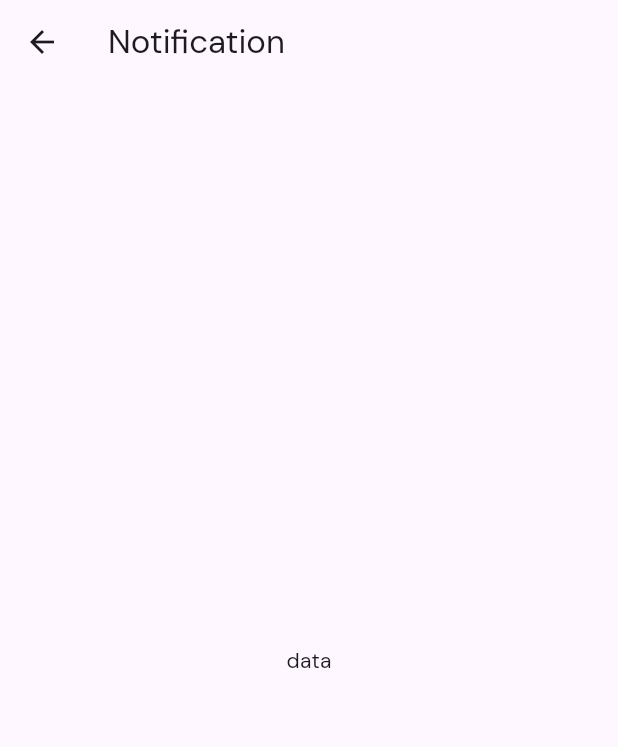
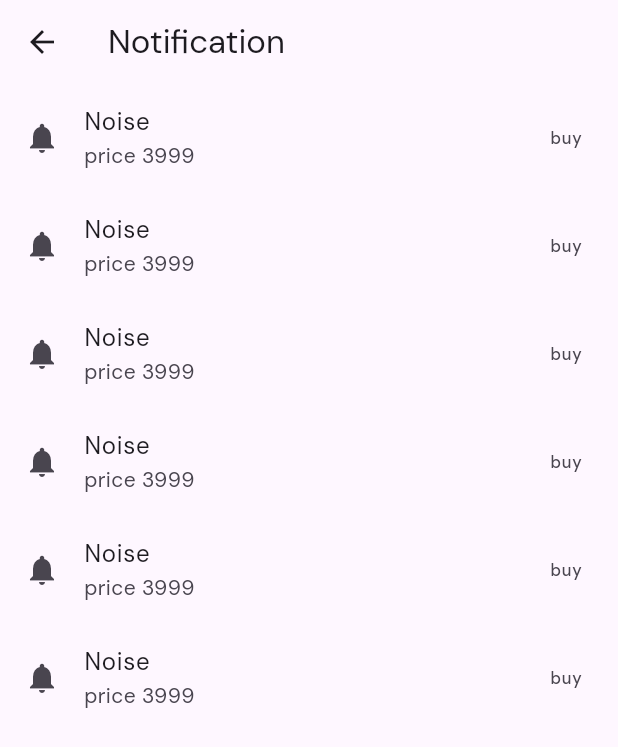
Before and after one commit to apps-bhanusha/egyanschool2023, a Flutter app: the NotificationPage screen opened by its route, on a phone screen of 412 x 824 dp. Shown: the top 747 px of the screen. Run offline on Flutter 3.47's test engine with Material 2 defaults, Android fonts, the phone set to English and light mode, and no system bars; our stand-ins replace cached_network_image, dio, file_picker, flutter_calendar_carousel, flutter_chat_types, flutter_chat_ui and 10 more; missing offline and left inert: downloads_path_provider_28, scroll_loop_auto_scroll, shrink_sidemenu; accounts and stored records are empty.

Commit message:
chat page

```diff
--- a/lib/view/chat/chat.dart
+++ b/lib/view/chat/chat.dart
@@ -40,7 +40,10 @@ class _ChatPageState extends State<ChatPage> {
         body: Container(
           color: Colors.blue,
           child: Chat(
-
+             theme:  const DefaultChatTheme(
+            backgroundColor: Color.fromARGB(255, 231, 227, 255),
+        inputBackgroundColor: Colors.blue,
+      ),
             messages: _messages,
             onAttachmentPressed: _handleAttachmentPressed,
             onMessageTap: _handleMessageTap,
--- a/lib/view/notification/notification.dart
+++ b/lib/view/notification/notification.dart
@@ -5,9 +5,23 @@ class NotificationPage extends StatelessWidget {
 
   @override
   Widget build(BuildContext context) {
-    return  Scaffold(
-      appBar: AppBar(title: Text("Notification"),),
-      body: Center(child: Text("data")),
+    return Scaffold(
+
+      appBar: AppBar(title: const Text("Notification"),
+
+
+      ),
+      body: Column(
+        children:   [
+          for(int i=0;i<=5;i++)
+         const ListTile(
+          title:Text("Noise "),
+          subtitle: Text("price 3999"),
+          leading: Icon(Icons.notifications),
+          trailing: Text("buy"),
+         )
+        ],
+      ),
     );
   }
 }
```
